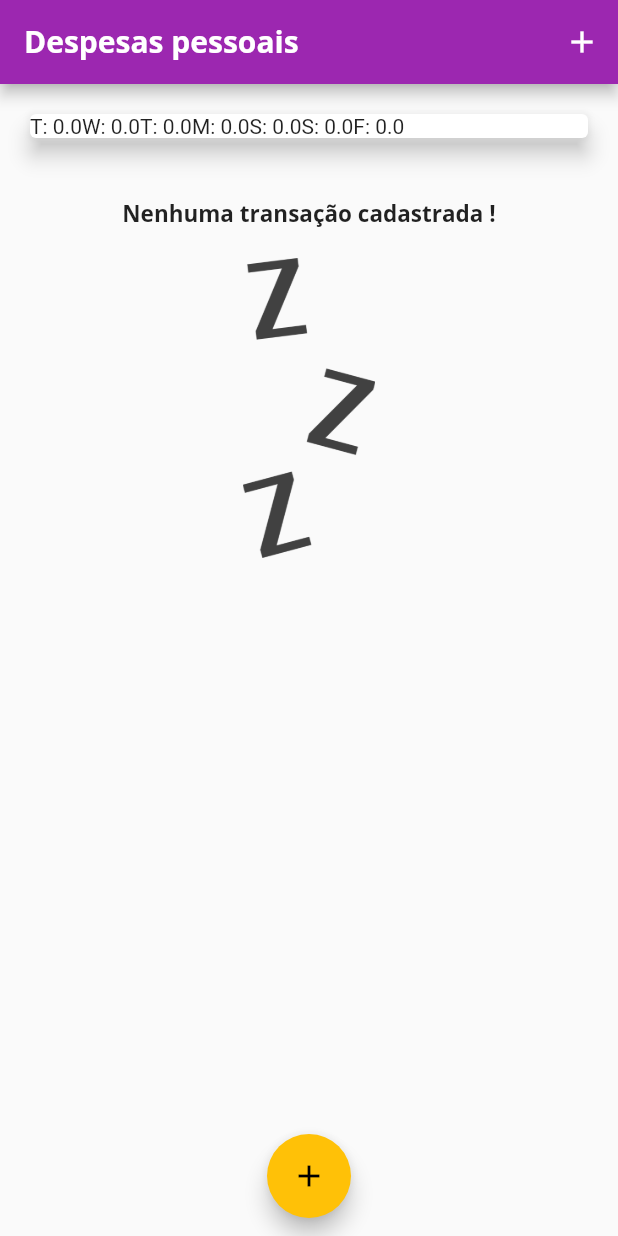
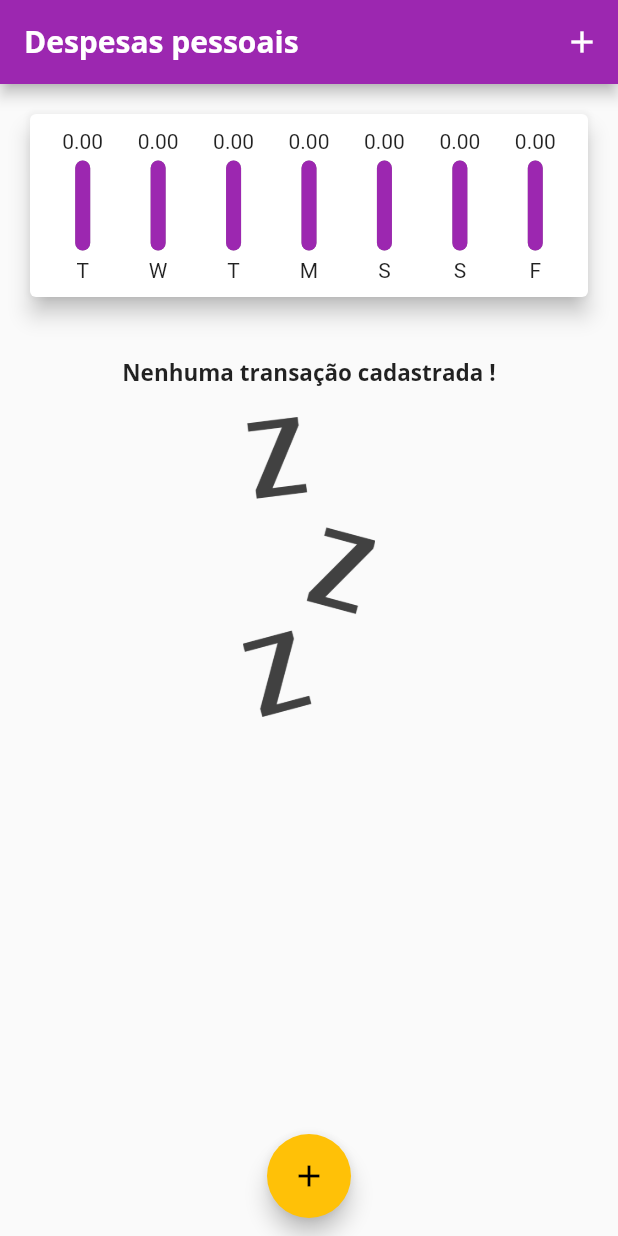
Before and after one commit to GuhSntLean/PersonMoney-Flutter, a Flutter app: the screen it shows after launch, on a phone screen of 412 x 824 dp. Run offline on Flutter 3.47's test engine with Material 2 defaults, Android fonts, the phone set to English and light mode, and no system bars; statements that could not run were skipped.

Commit message:
:rocket: Ajusting graphic component

```diff
--- a/lib/widgets/Chart.dart
+++ b/lib/widgets/Chart.dart
@@ -1,6 +1,7 @@
 import 'package:flutter/material.dart';
 import 'package:person_money/model/Transaction.dart';
 import 'package:intl/intl.dart';
+import 'package:person_money/widgets/ChartBar.dart';
 
 class Chart extends StatelessWidget {
   final List<Transaction> recentTransaction;
@@ -29,15 +30,32 @@ class Chart extends StatelessWidget {
     });
   }
 
+  double get _weekTotalValue {
+    return groupedTransaction.fold(0.0, (sum, transaction) {
+      return sum + transaction['value'];
+    });
+  }
+
   @override
   Widget build(BuildContext context){
     return Card(
       elevation: 6,
       margin: EdgeInsets.all(20),
-      child: Row(
-        children: groupedTransaction.map((transaction) {
-          return Text('${transaction['day']}: ${transaction['value']}');
-        }).toList(),
+      child: Padding(
+        padding: const EdgeInsets.all(10.0),
+        child: Row(
+          mainAxisAlignment: MainAxisAlignment.spaceAround,
+          children: groupedTransaction.map((transaction) {
+            return Flexible(
+              fit: FlexFit.tight,
+              child:ChartBar(
+                label: transaction['day'],
+                value: transaction['value'],
+                percentage: 0 >= transaction['value'] ? 00 : (transaction['value'] as double) / _weekTotalValue,
+              )
+            );
+          }).toList(),
+        ),
       ),
     );
   }
--- /dev/null
+++ b/lib/widgets/ChartBar.dart
@@ -0,0 +1,55 @@
+import 'package:flutter/material.dart';
+
+class ChartBar extends StatelessWidget {
+  final String label;
+  final double value;
+  final double percentage;
+
+  ChartBar({
+    this.label,
+    this.value,
+    this.percentage
+  });
+
+  @override
+  Widget build(BuildContext context) {
+    return Column(
+      children: <Widget>[
+        FittedBox(
+          child: Text('${value.toStringAsFixed(2)}'),
+        ),
+        SizedBox(height: 5),
+        Container(
+          height: 60,
+          width: 10,
+          child: Stack(
+            alignment: Alignment.bottomCenter,
+            children: <Widget>[
+              Container(
+                decoration: BoxDecoration(
+                  border: Border.all(
+                    color: Colors.grey,
+                    width: 1,
+                  ),
+                  color: Color.fromRGBO(220, 220, 220, 1),
+                  borderRadius: BorderRadius.circular(5),
+                ),
+              ),
+              FractionallySizedBox(
+                heightFactor: percentage,
+                child: Container(
+                  decoration: BoxDecoration(
+                    color: Theme.of(context).primaryColor,
+                    borderRadius: BorderRadius.circular(5),
+                  ),
+                ),
+              ),
+            ],
+          ),
+        ),
+        SizedBox(height: 5),
+        Text(label),
+      ],
+    );
+  }
+}
```
